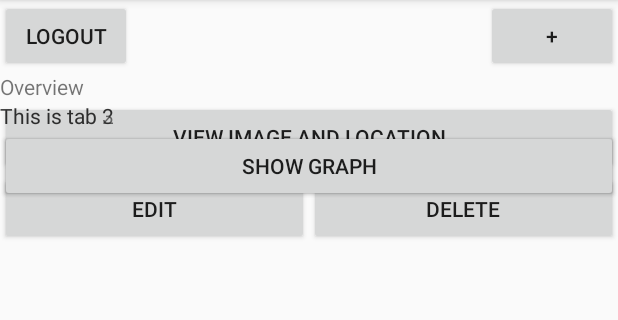
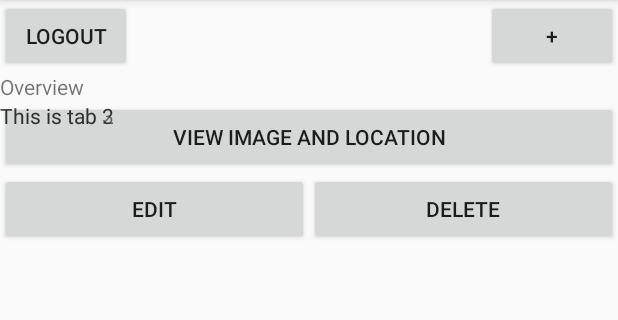
Before and after one commit to JohanDeLijser/GassApp, an Android app: the MainActivity screen opened directly, with no data from a screen before it, on a phone screen of 412 x 824 dp, the part 84-404 px from its top. Run offline under Robolectric (Android 15) with nearby library versions, the light colour scheme and no system bars; our stand-ins replace Volley; network calls fail.

Commit message:
Changes for showing refuels on home screen

```diff
--- a/app/src/main/AndroidManifest.xml
+++ b/app/src/main/AndroidManifest.xml
@@ -18,7 +18,6 @@
                 <category android:name="android.intent.category.LAUNCHER" />
             </intent-filter>
         </activity>
-        <activity android:name=".View.GraphActivity" />
         <activity android:name=".View.AddRefuelActivity" />
         <activity android:name=".View.ImageAndLocationActivity" />
         <activity android:name=".View.EditRefuelActivity" />
--- a/app/src/main/java/nl/gassapp/gassapp/View/GraphActivity.java
+++ /dev/null
@@ -1,15 +0,0 @@
-package nl.gassapp.gassapp.View;
-
-import android.support.v7.app.AppCompatActivity;
-import android.os.Bundle;
-
-import nl.gassapp.gassapp.R;
-
-public class GraphActivity extends AppCompatActivity {
-
-    @Override
-    protected void onCreate(Bundle savedInstanceState) {
-        super.onCreate(savedInstanceState);
-        setContentView(R.layout.activity_graph);
-    }
-}
--- a/app/src/main/java/nl/gassapp/gassapp/View/MainActivity.java
+++ b/app/src/main/java/nl/gassapp/gassapp/View/MainActivity.java
@@ -35,9 +35,6 @@ public class MainActivity extends AppCompatActivity {
     private ArrayList<Refuel> allRefuels;
 
     private LinearLayout singleRefuelContent;
-
-    private Button showMonthGraphButton;
-    private Button showYearGraphButton;
 
     @Override
     protected void onCreate(Bundle savedInstanceState) {
@@ -102,14 +99,6 @@ public class MainActivity extends AppCompatActivity {
 
         deleteButton = (Button) findViewById(R.id.deleteButton);
         handleDeleteButton(deleteButton);
-
-        //Month tab
-        showMonthGraphButton = (Button) findViewById(R.id.showMonthGraphButton);
-        handleShowMonthGraphButton(showMonthGraphButton);
-
-        //Year tab
-        showYearGraphButton = (Button) findViewById(R.id.showYearGraphButton);
-        handleYearGraphButton(showYearGraphButton);
     }
 
     /**
@@ -169,33 +158,6 @@ public class MainActivity extends AppCompatActivity {
     private void handleDeleteButton(Button deleteButton) {
 
     }
-
-    /**
-     * Handles onclick for specific button
-     * @param showMonthGraphButton
-     */
-    private void handleShowMonthGraphButton(Button showMonthGraphButton) {
-        showMonthGraphButton.setOnClickListener(new View.OnClickListener() {
-            @Override
-            public void onClick(View v) {
-                openMonthGraphActivity();
-            }
-        });
-    }
-
-    /**
-     * Handles onclick for specific button
-     * @param showYearGraphButton
-     */
-    private void handleYearGraphButton(Button showYearGraphButton) {
-        showYearGraphButton.setOnClickListener(new View.OnClickListener() {
-            @Override
-            public void onClick(View v) {
-                openYearGraphActivity();
-            }
-        });
-    }
-
     /**
      * Opens the login screen
      */
@@ -229,22 +191,6 @@ public class MainActivity extends AppCompatActivity {
     private void openEditActivity() {
         Intent editIntent = new Intent(this, EditRefuelActivity.class);
         startActivity(editIntent);
-    }
-
-    /**
-     * Opens the month graph activity
-     */
-    private void openMonthGraphActivity() {
-        Intent graphIntent = new Intent(this, GraphActivity.class);
-        startActivity(graphIntent);
-    }
-
-    /**
-     * Opens the year graph activity
-     */
-    private void openYearGraphActivity() {
-        Intent graphIntent = new Intent(this, GraphActivity.class);
-        startActivity(graphIntent);
     }
 
     private void setSingleRefuelFields(ArrayList<Refuel> refuels) {
--- a/app/src/main/java/nl/gassapp/gassapp/ViewModel/RefuelViewModal.java
+++ b/app/src/main/java/nl/gassapp/gassapp/ViewModel/RefuelViewModal.java
@@ -54,7 +54,6 @@ public class RefuelViewModal {
     }
 
     public ArrayList<Refuel> getMonthlyRefuel() {
-
         return refuels;
     }
 }
--- a/app/src/main/res/layout/activity_main.xml
+++ b/app/src/main/res/layout/activity_main.xml
@@ -79,6 +79,11 @@
                             android:layout_height="wrap_content">
 
                             <LinearLayout
+                                android:layout_width="match_parent"
+                                android:layout_height="wrap_content"
+                                android:orientation="vertical">
+
+                                <LinearLayout
                                     android:id="@+id/singleRefuelContent"
                                     android:layout_width="match_parent"
                                     android:layout_height="wrap_content"
@@ -86,7 +91,6 @@
                                     android:isScrollContainer="true">
 
                                 </LinearLayout>
-                        </ScrollView>
 
                                 <LinearLayout
                                     android:layout_width="match_parent"
@@ -121,6 +125,8 @@
                                     </LinearLayout>
                                 </LinearLayout>
                             </LinearLayout>
+                        </ScrollView>
+                    </LinearLayout>
 
                     <!-- tab 2 -->
                     <LinearLayout
@@ -128,17 +134,22 @@
                         android:layout_width="match_parent"
                         android:layout_height="match_parent"
                         android:orientation="vertical">
+                        <ScrollView
+                            android:layout_width="match_parent"
+                            android:layout_height="wrap_content">
+
+                            <LinearLayout
+                                android:layout_width="match_parent"
+                                android:layout_height="wrap_content"
+                                android:orientation="vertical">
 
                                 <TextView
                                     android:layout_width="match_parent"
                                     android:layout_height="wrap_content"
                                     android:text="This is tab 2"/>
+                            </LinearLayout>
 
-                        <Button
-                            android:id="@+id/showMonthGraphButton"
-                            android:layout_width="match_parent"
-                            android:layout_height="wrap_content"
-                            android:text="Show graph" />
+                        </ScrollView>
                     </LinearLayout>
 
                     <!-- tab 3 -->
@@ -148,16 +159,21 @@
                         android:layout_height="match_parent"
                         android:orientation="vertical">
 
+                        <ScrollView
+                            android:layout_width="match_parent"
+                            android:layout_height="wrap_content">
+
+                            <LinearLayout
+                                android:layout_width="match_parent"
+                                android:layout_height="wrap_content"
+                                android:orientation="vertical">
+
                                 <TextView
                                     android:layout_width="match_parent"
                                     android:layout_height="wrap_content"
                                     android:text="This is tab 3"/>
-
-                        <Button
-                            android:id="@+id/showYearGraphButton"
-                            android:layout_width="match_parent"
-                            android:layout_height="wrap_content"
-                            android:text="Show graph" />
+                            </LinearLayout>
+                        </ScrollView>
                     </LinearLayout>
 
                 </FrameLayout>
```
Lines whose indentation alone changed are shown as unchanged.
